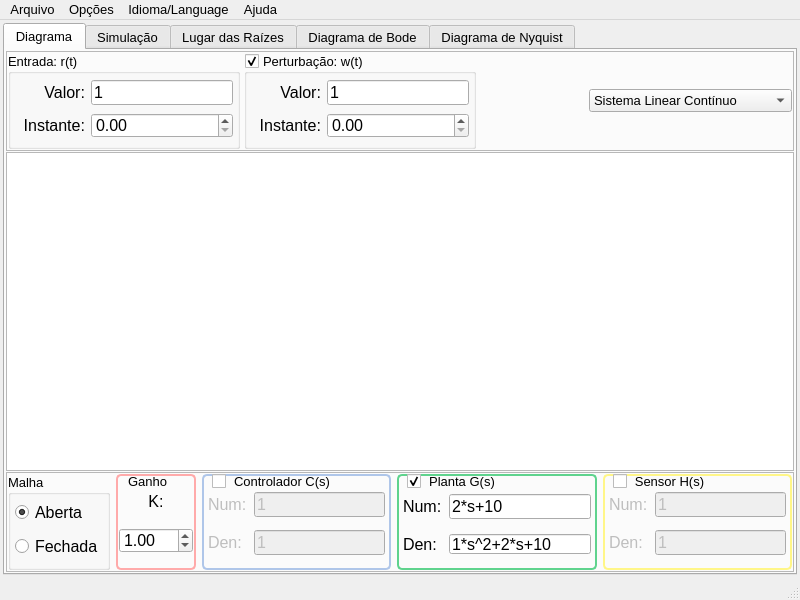
Above: LabControle2/MainWindow.ui from miguelmoreto/labcontrole before the change. Below: the same form after it.
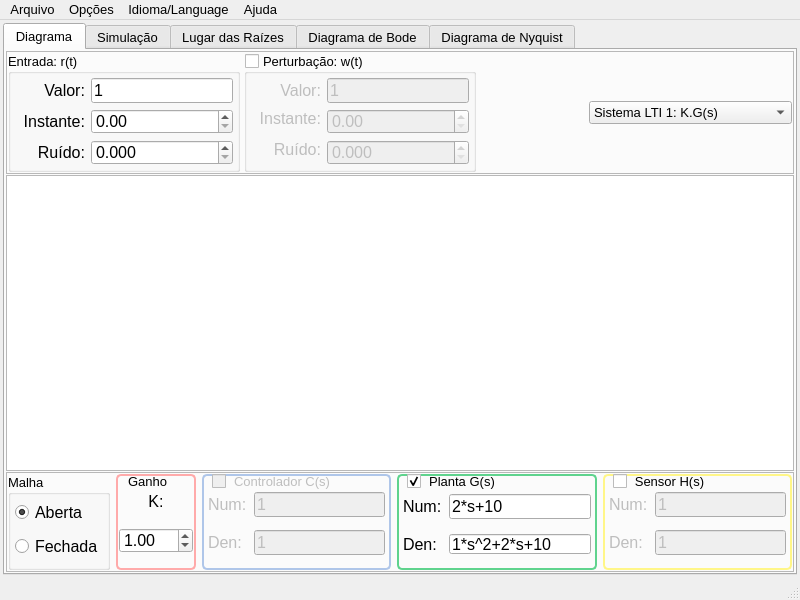
That is the form after the change. The open tabs and pages were chosen to show the change. Custom widgets are drawn as their Qt base class.

```diff
--- a/LabControle2/MainWindow.ui
+++ b/LabControle2/MainWindow.ui
@@ -232,6 +232,86 @@
                 </property>
                </widget>
               </item>
+              <item row="2" column="0">
+               <widget class="QLabel" name="labelRnoise">
+                <property name="sizePolicy">
+                 <sizepolicy hsizetype="Preferred" vsizetype="Preferred">
+                  <horstretch>0</horstretch>
+                  <verstretch>0</verstretch>
+                 </sizepolicy>
+                </property>
+                <property name="minimumSize">
+                 <size>
+                  <width>70</width>
+                  <height>0</height>
+                 </size>
+                </property>
+                <property name="maximumSize">
+                 <size>
+                  <width>70</width>
+                  <height>25</height>
+                 </size>
+                </property>
+                <property name="font">
+                 <font>
+                  <pointsize>12</pointsize>
+                 </font>
+                </property>
+                <property name="text">
+                 <string>Ruído:</string>
+                </property>
+                <property name="alignment">
+                 <set>Qt::AlignRight|Qt::AlignTrailing|Qt::AlignVCenter</set>
+                </property>
+               </widget>
+              </item>
+              <item row="2" column="1">
+               <widget class="QDoubleSpinBox" name="doubleSpinBoxRnoise">
+                <property name="sizePolicy">
+                 <sizepolicy hsizetype="Expanding" vsizetype="Fixed">
+                  <horstretch>0</horstretch>
+                  <verstretch>0</verstretch>
+                 </sizepolicy>
+                </property>
+                <property name="minimumSize">
+                 <size>
+                  <width>0</width>
+                  <height>25</height>
+                 </size>
+                </property>
+                <property name="maximumSize">
+                 <size>
+                  <width>16777215</width>
+                  <height>25</height>
+                 </size>
+                </property>
+                <property name="font">
+                 <font>
+                  <pointsize>12</pointsize>
+                  <weight>50</weight>
+                  <bold>false</bold>
+                 </font>
+                </property>
+                <property name="toolTip">
+                 <string>Desvio padrão do ruído a ser aplicado na entrada r(t)</string>
+                </property>
+                <property name="decimals">
+                 <number>3</number>
+                </property>
+                <property name="minimum">
+                 <double>0.000000000000000</double>
+                </property>
+                <property name="maximum">
+                 <double>10.000000000000000</double>
+                </property>
+                <property name="singleStep">
+                 <double>0.005000000000000</double>
+                </property>
+                <property name="value">
+                 <double>0.000000000000000</double>
+                </property>
+               </widget>
+              </item>
              </layout>
             </widget>
            </item>
@@ -258,6 +338,9 @@
              <property name="checkable">
               <bool>true</bool>
              </property>
+             <property name="checked">
+              <bool>false</bool>
+             </property>
              <layout class="QGridLayout" name="gridLayout_5">
               <property name="margin">
                <number>4</number>
@@ -355,7 +438,7 @@
                 </property>
                </widget>
               </item>
-              <item row="1" column="1">
+              <item row="1" column="1" rowspan="2">
                <widget class="QDoubleSpinBox" name="doubleSpinBoxWtime">
                 <property name="sizePolicy">
                  <sizepolicy hsizetype="Expanding" vsizetype="Fixed">
@@ -396,6 +479,86 @@
                 </property>
                </widget>
               </item>
+              <item row="2" column="0" rowspan="2">
+               <widget class="QLabel" name="labelWnoise">
+                <property name="sizePolicy">
+                 <sizepolicy hsizetype="Preferred" vsizetype="Preferred">
+                  <horstretch>0</horstretch>
+                  <verstretch>0</verstretch>
+                 </sizepolicy>
+                </property>
+                <property name="minimumSize">
+                 <size>
+                  <width>70</width>
+                  <height>0</height>
+                 </size>
+                </property>
+                <property name="maximumSize">
+                 <size>
+                  <width>70</width>
+                  <height>25</height>
+                 </size>
+                </property>
+                <property name="font">
+                 <font>
+                  <pointsize>12</pointsize>
+                 </font>
+                </property>
+                <property name="text">
+                 <string>Ruído:</string>
+                </property>
+                <property name="alignment">
+                 <set>Qt::AlignRight|Qt::AlignTrailing|Qt::AlignVCenter</set>
+                </property>
+               </widget>
+              </item>
+              <item row="3" column="1">
+               <widget class="QDoubleSpinBox" name="doubleSpinBoxWnoise">
+                <property name="sizePolicy">
+                 <sizepolicy hsizetype="Expanding" vsizetype="Fixed">
+                  <horstretch>0</horstretch>
+                  <verstretch>0</verstretch>
+                 </sizepolicy>
+                </property>
+                <property name="minimumSize">
+                 <size>
+                  <width>0</width>
+                  <height>25</height>
+                 </size>
+                </property>
+                <property name="maximumSize">
+                 <size>
+                  <width>16777215</width>
+                  <height>25</height>
+                 </size>
+                </property>
+                <property name="font">
+                 <font>
+                  <pointsize>12</pointsize>
+                  <weight>50</weight>
+                  <bold>false</bold>
+                 </font>
+                </property>
+                <property name="toolTip">
+                 <string>Desvio padrão do ruído a ser aplicado na entrada w(t)</string>
+                </property>
+                <property name="decimals">
+                 <number>3</number>
+                </property>
+                <property name="minimum">
+                 <double>0.000000000000000</double>
+                </property>
+                <property name="maximum">
+                 <double>10.000000000000000</double>
+                </property>
+                <property name="singleStep">
+                 <double>0.005000000000000</double>
+                </property>
+                <property name="value">
+                 <double>0.000000000000000</double>
+                </property>
+               </widget>
+              </item>
              </layout>
             </widget>
            </item>
@@ -422,7 +585,12 @@
              </property>
              <item>
               <property name="text">
-               <string>Sistema Linear Contínuo</string>
+               <string>Sistema LTI 1: K.G(s)</string>
+              </property>
+             </item>
+             <item>
+              <property name="text">
+               <string>Sistema LTI 2: K.C(s).G(s)</string>
               </property>
              </item>
              <item>
@@ -442,6 +610,24 @@
         </item>
         <item>
          <widget class="QGraphicsView" name="graphicsView">
+          <property name="sizePolicy">
+           <sizepolicy hsizetype="Expanding" vsizetype="Expanding">
+            <horstretch>0</horstretch>
+            <verstretch>0</verstretch>
+           </sizepolicy>
+          </property>
+          <property name="minimumSize">
+           <size>
+            <width>220</width>
+            <height>0</height>
+           </size>
+          </property>
+          <property name="maximumSize">
+           <size>
+            <width>16777215</width>
+            <height>16777215</height>
+           </size>
+          </property>
           <property name="toolTip">
            <string>Diagrama de blocos do sistema. Use os controles acima para configurar as entradas e abaixo para as funções de transferência</string>
           </property>
@@ -659,7 +845,7 @@
            <item>
             <widget class="QGroupBox" name="groupBoxC">
              <property name="enabled">
-              <bool>true</bool>
+              <bool>false</bool>
              </property>
              <property name="minimumSize">
               <size>
```
Left out of the diff: 2 changed lines with no effect on the pictures.
